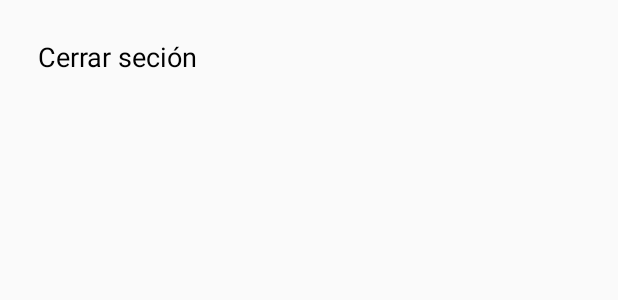
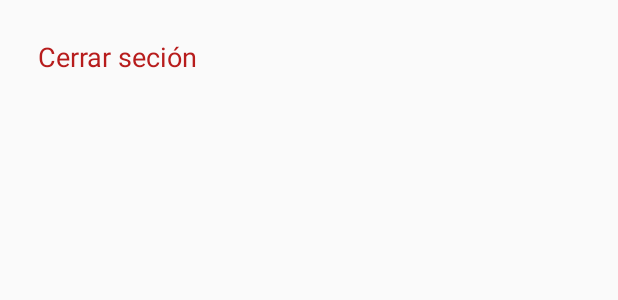
Before and after one commit to arivalencia/PlusVida, an Android app: the layout fragment_options.xml on its own in the app's theme, with its tools: preview values and no code run, on a phone screen of 412 x 824 dp. Shown: the top 300 px of the screen. Run offline under Robolectric (Android 15) with nearby library versions, the phone set to English and light mode, and no system bars.

Commit message:
Nov 5, 2k20

```diff
--- a/app/src/main/AndroidManifest.xml
+++ b/app/src/main/AndroidManifest.xml
@@ -12,7 +12,8 @@
         android:supportsRtl="true"
         android:theme="@style/AppTheme">
 
-        <activity android:name=".activities.SplashActivity">
+        <activity android:name=".activities.SplashActivity"
+            android:theme="@style/AppTheme.Launcher">
             <intent-filter>
                 <action android:name="android.intent.action.MAIN" />
 
--- a/app/src/main/java/com/life/pluslife/activities/SplashActivity.kt
+++ b/app/src/main/java/com/life/pluslife/activities/SplashActivity.kt
@@ -2,6 +2,7 @@ package com.life.pluslife.activities
 
 import android.content.Intent
 import android.os.Bundle
+import android.util.Log
 import androidx.appcompat.app.AppCompatActivity
 import com.life.pluslife.MainActivity
 import com.life.pluslife.R
@@ -11,10 +12,9 @@ import com.life.pluslife.pojos.User
 class SplashActivity: AppCompatActivity() {
 
     override fun onCreate(savedInstanceState: Bundle?) {
-        //setTheme(R.style.AppTheme_Launcher)
         super.onCreate(savedInstanceState)
-        setContentView(R.layout.activity_splash)
 
+        Log.e("Splash", "inside")
         val localHelper = LocalHelper(this)
 
         if ( localHelper.getUser() != null ){
@@ -22,6 +22,8 @@ class SplashActivity: AppCompatActivity() {
         } else {
             startActivity( Intent(this, AuthActivity::class.java) )
         }
+
+        Log.e("Splash", "finish")
         finish()
 
     }
--- a/app/src/main/java/com/life/pluslife/fragments/OptionsFragment.kt
+++ b/app/src/main/java/com/life/pluslife/fragments/OptionsFragment.kt
@@ -39,7 +39,9 @@ class OptionsFragment: Fragment() {
                     /*PROCESS POSITIVE BUTTON*/
                     FirebaseAuth.getInstance().signOut()
                     context?.let { LocalHelper(it).setUser(null) }
-                    //startActivity( Intent(context, AuthActivity::class.java) )
+
+                    activity?.finish()
+                    startActivity( Intent(context, AuthActivity::class.java) )
                 }
             )
         }
--- /dev/null
+++ b/app/src/main/res/drawable/splash_screen.xml
@@ -0,0 +1,9 @@
+<?xml version="1.0" encoding="utf-8"?>
+<layer-list xmlns:android="http://schemas.android.com/apk/res/android">
+    <item android:drawable="@drawable/background"/>
+    <item>
+        <bitmap
+            android:src="@mipmap/ic_launcher_heart"
+            android:gravity="center" />
+    </item>
+</layer-list>
--- a/app/src/main/res/layout/fragment_options.xml
+++ b/app/src/main/res/layout/fragment_options.xml
@@ -17,7 +17,7 @@
             android:layout_marginTop="15dp"
             android:padding="10dp"
             android:textSize="18sp"
-            android:textColor="@color/black"
+            android:textColor="@color/red"
             android:text="Cerrar seción"/>
 
     </ScrollView>
--- a/app/src/main/res/values/styles.xml
+++ b/app/src/main/res/values/styles.xml
@@ -7,8 +7,8 @@
         <item name="colorAccent">@color/colorAccent</item>
     </style>
 
-    <style name="AppTheme.Launcher">
-        <item name="android:windowBackground">@drawable/background</item>
+    <style name="AppTheme.Launcher" parent="AppTheme">
+        <item name="android:windowBackground">@drawable/splash_screen</item>
     </style>
 
 </resources>
```
Also changed, not shown: app/src/main/java/com/life/pluslife/activities/AuthActivity.kt (+4 -8 lines).
